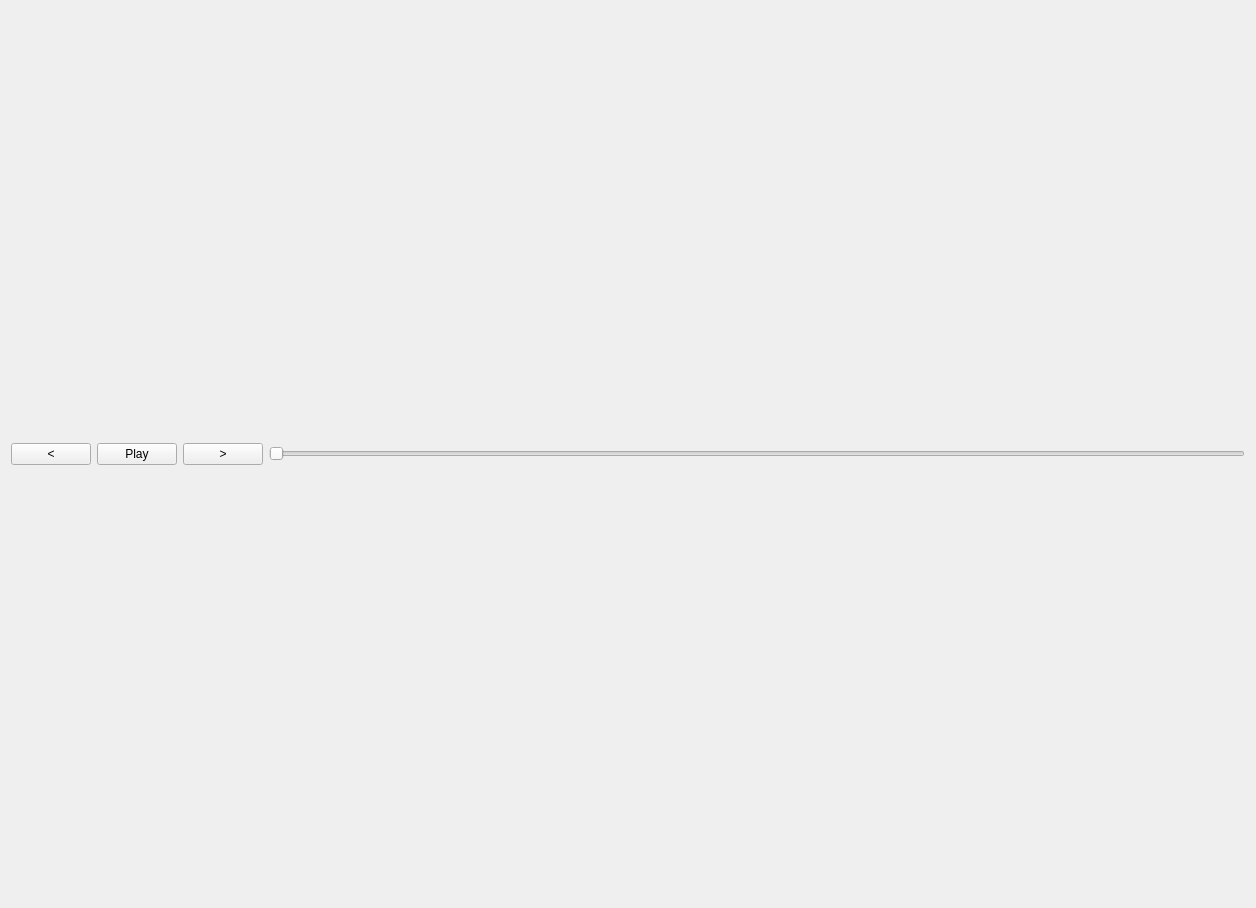
reframedultimate/ReFramed, file plugins/internal/vod-review/forms/VODReviewView.ui: the form before one commit.
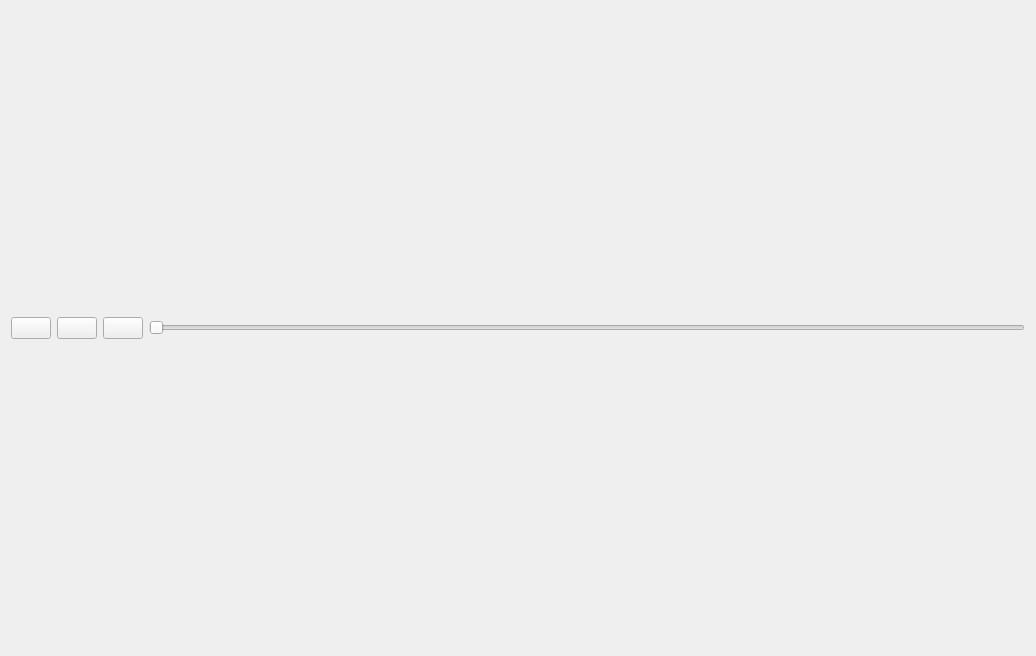
The form after the commit.

Diff of the .ui file:
```diff
--- a/plugins/internal/vod-review/forms/VODReviewView.ui
+++ b/plugins/internal/vod-review/forms/VODReviewView.ui
@@ -6,42 +6,52 @@
    <rect>
     <x>0</x>
     <y>0</y>
-    <width>1256</width>
-    <height>908</height>
+    <width>1036</width>
+    <height>656</height>
    </rect>
   </property>
   <property name="windowTitle">
    <string>Form</string>
   </property>
-  <layout class="QGridLayout" name="gridLayout" rowstretch="1,0">
-   <item row="0" column="0">
+  <layout class="QVBoxLayout" name="verticalLayout" stretch="1,0">
+   <item>
     <layout class="QVBoxLayout" name="layout_videoSurface"/>
    </item>
-   <item row="1" column="0">
-    <layout class="QHBoxLayout" name="horizontalLayout">
+   <item>
+    <layout class="QGridLayout" name="layout_controls">
+     <item row="0" column="0">
+      <layout class="QHBoxLayout" name="layout_playControls">
      <item>
       <widget class="QPushButton" name="pushButton_stepBackwards">
        <property name="text">
-        <string>&lt;</string>
+          <string/>
        </property>
       </widget>
      </item>
      <item>
       <widget class="QPushButton" name="pushButton_playPause">
        <property name="text">
-        <string>Play</string>
+          <string/>
        </property>
       </widget>
      </item>
      <item>
       <widget class="QPushButton" name="pushButton_stepForwards">
        <property name="text">
-        <string>&gt;</string>
+          <string/>
        </property>
       </widget>
      </item>
-     <item>
+      </layout>
+     </item>
+     <item row="0" column="1">
       <widget class="QSlider" name="slider_videoPos">
+       <property name="sizePolicy">
+        <sizepolicy hsizetype="Expanding" vsizetype="Fixed">
+         <horstretch>0</horstretch>
+         <verstretch>0</verstretch>
+        </sizepolicy>
+       </property>
        <property name="orientation">
         <enum>Qt::Horizontal</enum>
        </property>
```
Lines whose indentation alone changed are shown as unchanged.
